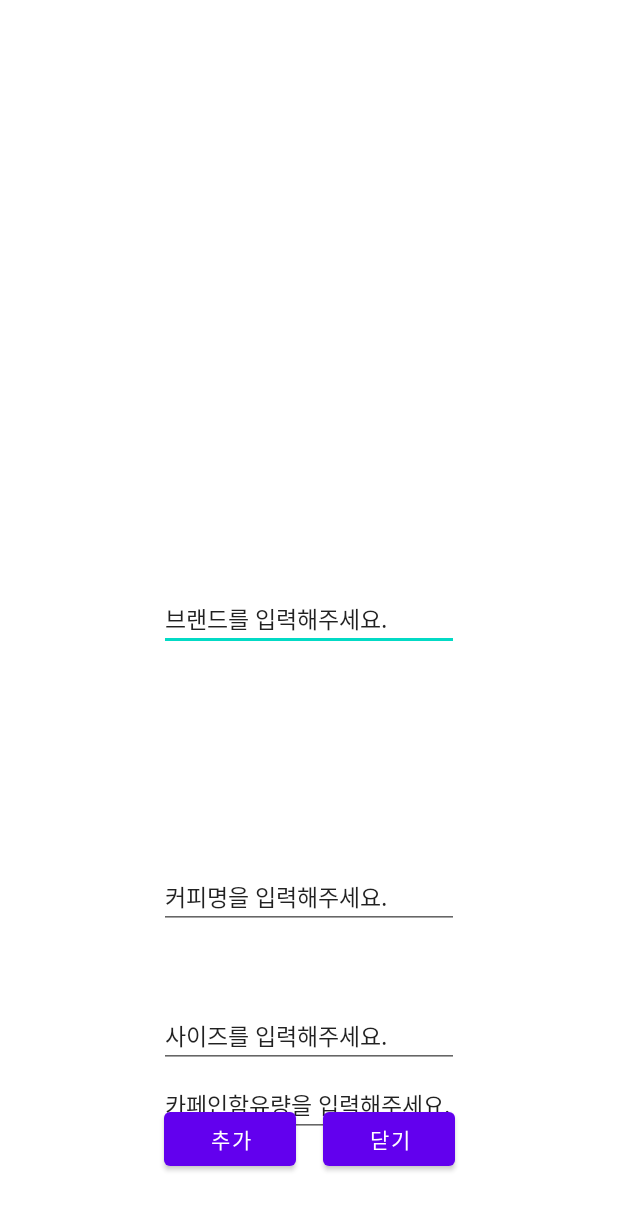
After one commit to SFFK/CaffeineCalculator, an Android app: the layout add_dialog.xml on its own in the app's theme, with its tools: preview values and no code run, on a phone screen of 412 x 824 dp. The commit adds this screen. Shown: the top 1210 px of the screen. Run offline under Robolectric (Android 15) with nearby library versions, the phone set to English and light mode, and no system bars.

Commit message:
AddDialog 추가

```diff
--- /dev/null
+++ b/app/src/main/java/com/cookandroid/caffeinecalculator/AddDialog.kt
@@ -0,0 +1,34 @@
+package com.cookandroid.caffeinecalculator
+
+import android.app.Dialog
+import android.view.Window
+import android.view.WindowManager
+import androidx.fragment.app.FragmentActivity
+import com.cookandroid.caffeinecalculator.databinding.AddDialogBinding
+
+class AddDialog(private val context : FragmentActivity) {
+    private lateinit var binding : AddDialogBinding
+    private val dlg = Dialog(context)
+
+    fun show() {
+        binding = AddDialogBinding.inflate(context.layoutInflater)
+
+        // 다이얼로그 크기 조정
+        dlg.window!!.setLayout(WindowManager.LayoutParams.MATCH_PARENT, WindowManager.LayoutParams.MATCH_PARENT)
+        // 타이틀바 제거
+        dlg.requestWindowFeature((Window.FEATURE_NO_TITLE))
+        // 화면을 눌렀을 떄 다이얼로그가 안닫히도록 함
+        dlg.setCancelable(false)
+        dlg.setContentView(binding.root)
+
+        binding.addAddBtn.setOnClickListener {
+            dlg.dismiss()
+        }
+
+        binding.addCloseBtn.setOnClickListener {
+            dlg.dismiss()
+        }
+
+        dlg.show()
+    }
+}
--- a/app/src/main/java/com/cookandroid/caffeinecalculator/HomeFragment.kt
+++ b/app/src/main/java/com/cookandroid/caffeinecalculator/HomeFragment.kt
@@ -222,7 +222,8 @@ class HomeFragment : Fragment() {
 
         // 직접추가 버튼
         custombtn.setOnClickListener {
-
+            val dlg = activity?.let { AddDialog(it) }
+            dlg!!.show()
         }
 
         // 초기화 버튼
--- /dev/null
+++ b/app/src/main/res/layout/add_dialog.xml
@@ -0,0 +1,74 @@
+<?xml version="1.0" encoding="utf-8"?>
+<androidx.constraintlayout.widget.ConstraintLayout
+    xmlns:android="http://schemas.android.com/apk/res/android"
+    xmlns:app="http://schemas.android.com/apk/res-auto"
+    xmlns:tools="http://schemas.android.com/tools"
+    android:layout_width="match_parent"
+    android:layout_height="match_parent"
+    android:paddingVertical="20dp">
+
+    <EditText
+        android:id="@+id/add_brand"
+        android:layout_width="200dp"
+        android:layout_height="wrap_content"
+        android:text="브랜드를 입력해주세요."
+        android:textSize="15sp"
+        app:layout_constraintBottom_toBottomOf="parent"
+        app:layout_constraintEnd_toEndOf="parent"
+        app:layout_constraintStart_toStartOf="parent"
+        app:layout_constraintTop_toTopOf="parent" />
+
+    <EditText
+        android:id="@+id/add_coffee"
+        android:layout_width="200dp"
+        android:layout_height="wrap_content"
+        android:text="커피명을 입력해주세요."
+        android:textSize="15sp"
+        app:layout_constraintBottom_toBottomOf="parent"
+        app:layout_constraintEnd_toEndOf="@+id/add_brand"
+        app:layout_constraintStart_toStartOf="@+id/add_brand"
+        app:layout_constraintTop_toTopOf="@id/add_brand" />
+
+    <EditText
+        android:id="@+id/add_size"
+        android:layout_width="200dp"
+        android:layout_height="wrap_content"
+        android:text="사이즈를 입력해주세요."
+        android:textSize="15sp"
+        app:layout_constraintBottom_toBottomOf="parent"
+        app:layout_constraintEnd_toEndOf="@+id/add_brand"
+        app:layout_constraintStart_toStartOf="@+id/add_brand"
+        app:layout_constraintTop_toTopOf="@id/add_coffee" />
+
+    <EditText
+        android:id="@+id/add_caffeine"
+        android:layout_width="200dp"
+        android:layout_height="wrap_content"
+        android:text="카페인함유량을 입력해주세요."
+        android:textSize="15sp"
+        app:layout_constraintBottom_toBottomOf="parent"
+        app:layout_constraintEnd_toEndOf="@id/add_brand"
+        app:layout_constraintStart_toStartOf="@id/add_brand"
+        app:layout_constraintTop_toTopOf="@id/add_size" />
+
+    <Button
+        android:layout_width="wrap_content"
+        android:layout_height="wrap_content"
+        android:id="@+id/add_addBtn"
+        android:text="추가"
+        app:layout_constraintBottom_toBottomOf="parent"
+        app:layout_constraintEnd_toEndOf="@id/add_brand"
+        app:layout_constraintStart_toStartOf="parent"
+        app:layout_constraintTop_toTopOf="@id/add_caffeine" />
+
+    <Button
+        android:layout_width="wrap_content"
+        android:layout_height="wrap_content"
+        android:id="@+id/add_closeBtn"
+        android:text="닫기"
+        app:layout_constraintBottom_toBottomOf="parent"
+        app:layout_constraintEnd_toEndOf="parent"
+        app:layout_constraintStart_toStartOf="@id/add_brand"
+        app:layout_constraintTop_toTopOf="@id/add_caffeine" />
+
+</androidx.constraintlayout.widget.ConstraintLayout>
```
